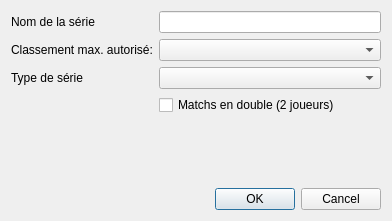
Before: the Qt Designer form src/DialogNewSerie.ui in raoulh/pongify, drawn with Qt 5.
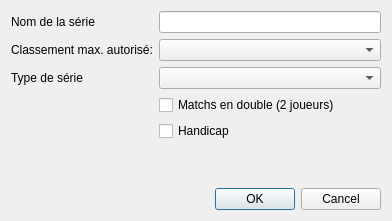
After: the same form once the commit is applied.

Commit message: Add handicap support and Fix crash

What changed in the file:
```diff
--- a/src/DialogNewSerie.ui
+++ b/src/DialogNewSerie.ui
@@ -21,7 +21,7 @@
      </property>
     </widget>
    </item>
-   <item row="5" column="1">
+   <item row="6" column="1">
     <widget class="QDialogButtonBox" name="buttonBox">
      <property name="orientation">
       <enum>Qt::Horizontal</enum>
@@ -34,7 +34,7 @@
    <item row="0" column="1">
     <widget class="QLineEdit" name="lineEditName"/>
    </item>
-   <item row="4" column="1">
+   <item row="5" column="1">
     <spacer name="verticalSpacer">
      <property name="orientation">
       <enum>Qt::Vertical</enum>
@@ -74,6 +74,13 @@
      </property>
     </widget>
    </item>
+   <item row="4" column="1">
+    <widget class="QCheckBox" name="checkBoxHandicap">
+     <property name="text">
+      <string>Handicap</string>
+     </property>
+    </widget>
+   </item>
   </layout>
  </widget>
  <resources/>
```
The commit also changes 8 other files.
